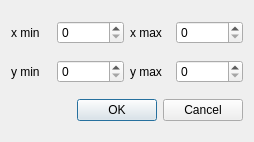
Before: the Qt Designer form escam/dialogaxes.ui in Entwicklungsburo-Stresing/EBST_CAM, drawn with Qt 5.
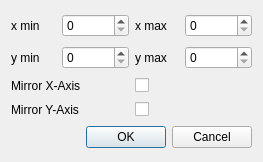
After: the same form once the commit is applied.

Commit message:
Add Mirror Axis feature
Adds the checkbox and label to the ui and starts with implementing the feature

Diff of the .ui file:
```diff
--- a/escam/dialogaxes.ui
+++ b/escam/dialogaxes.ui
@@ -6,8 +6,8 @@
    <rect>
     <x>0</x>
     <y>0</y>
-    <width>254</width>
-    <height>142</height>
+    <width>263</width>
+    <height>162</height>
    </rect>
   </property>
   <property name="windowTitle">
@@ -94,6 +94,45 @@
      </item>
     </layout>
    </item>
+   <item>
+    <layout class="QHBoxLayout" name="horizontalLayoutMirrorX">
+     <item>
+      <widget class="QLabel" name="labelMirrorX">
+       <property name="text">
+        <string>Mirror X-Axis</string>
+       </property>
+      </widget>
+     </item>
+     <item>
+      <widget class="QCheckBox" name="checkBoxMirrorX">
+       <property name="text">
+        <string/>
+       </property>
+       <property name="tristate">
+        <bool>false</bool>
+       </property>
+      </widget>
+     </item>
+    </layout>
+   </item>
+   <item>
+    <layout class="QHBoxLayout" name="horizontalLayoutMirrorY">
+     <item>
+      <widget class="QLabel" name="labelMirrorY">
+       <property name="text">
+        <string>Mirror Y-Axis</string>
+       </property>
+      </widget>
+     </item>
+     <item>
+      <widget class="QCheckBox" name="checkBoxMirrorY">
+       <property name="text">
+        <string/>
+       </property>
+      </widget>
+     </item>
+    </layout>
+   </item>
    <item>
     <widget class="QDialogButtonBox" name="buttonBox">
      <property name="orientation">
```
The commit also changes 2 other files.
